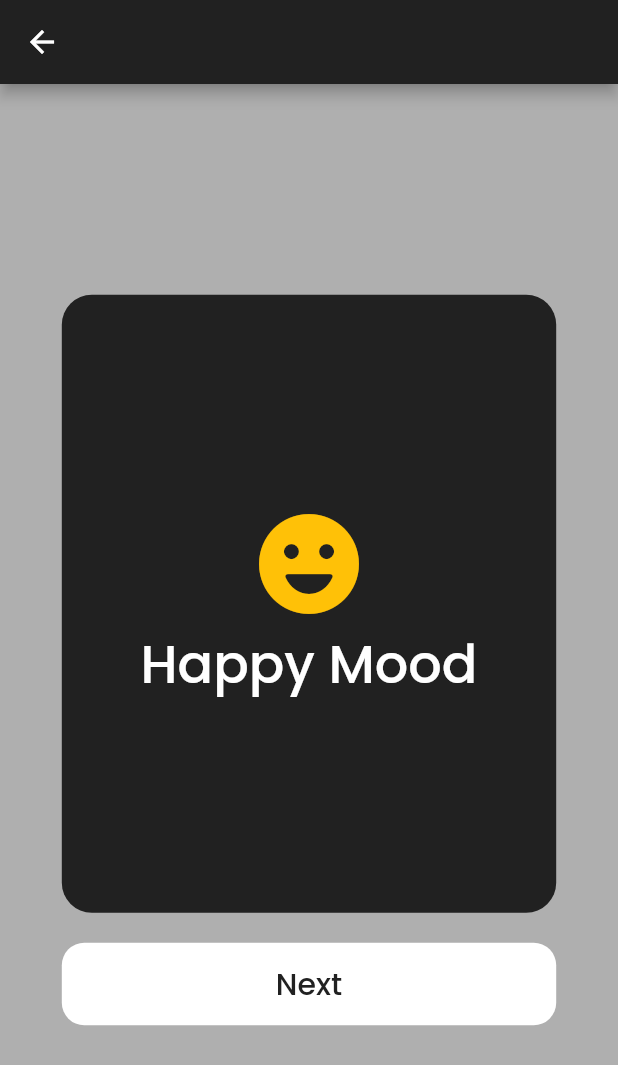
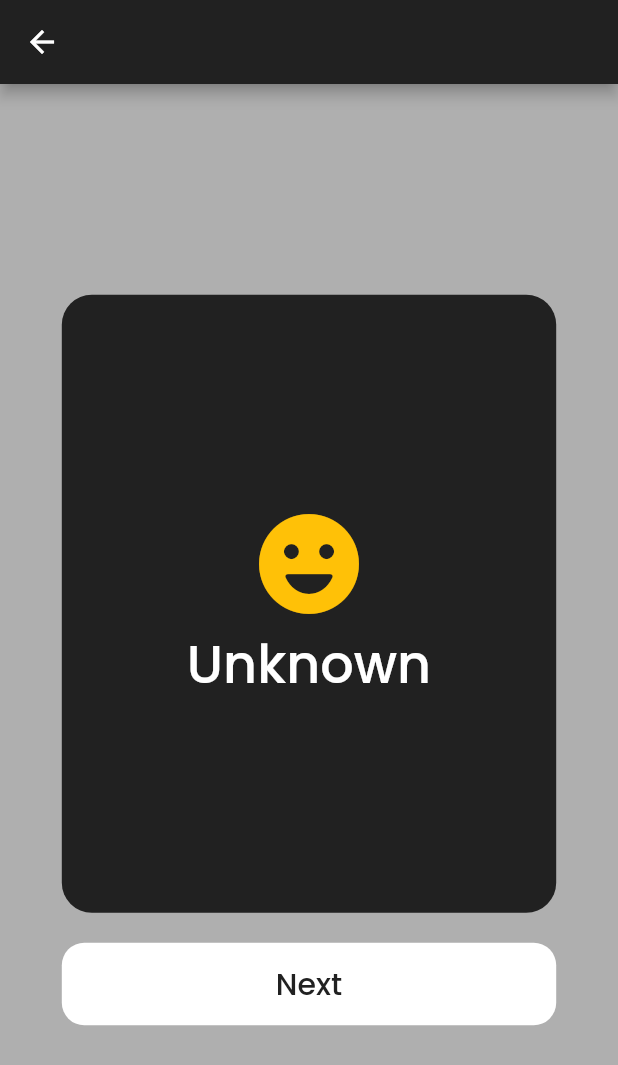
Before and after one commit to dilshankarunarathne/facial-expression-based-video-recommender, a Flutter app: the EmotionViewPage screen opened directly, on a phone screen of 412 x 824 dp. Shown: the top 1065 px of the screen. Run offline on Flutter 3.47's test engine with Material 2 defaults, Android fonts, the phone set to English and light mode, and no system bars; our stand-ins replace cloud_firestore, firebase_auth, firebase_core, fluttertoast, google_fonts, google_sign_in and 2 more; missing offline and left inert: tflite; accounts and stored records are empty.

Commit message:
Update imotion_view_page.dart

```diff
--- a/lib/screens/imotion_view_page.dart
+++ b/lib/screens/imotion_view_page.dart
@@ -54,7 +54,7 @@ class _EmotionViewPageState extends State<EmotionViewPage> {
                           size: 80,
                         ),
                         CustomPoppinsText(
-                            text: "Happy Mood",
+                            text: emotion,
                             color: Colors.white,
                             fsize: 35,
                             fweight: FontWeight.w500)
```
